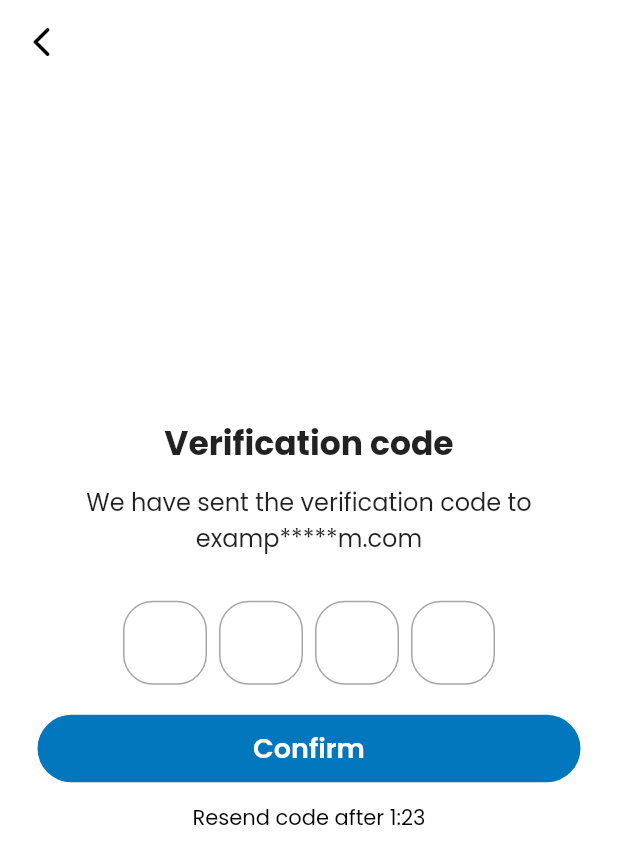
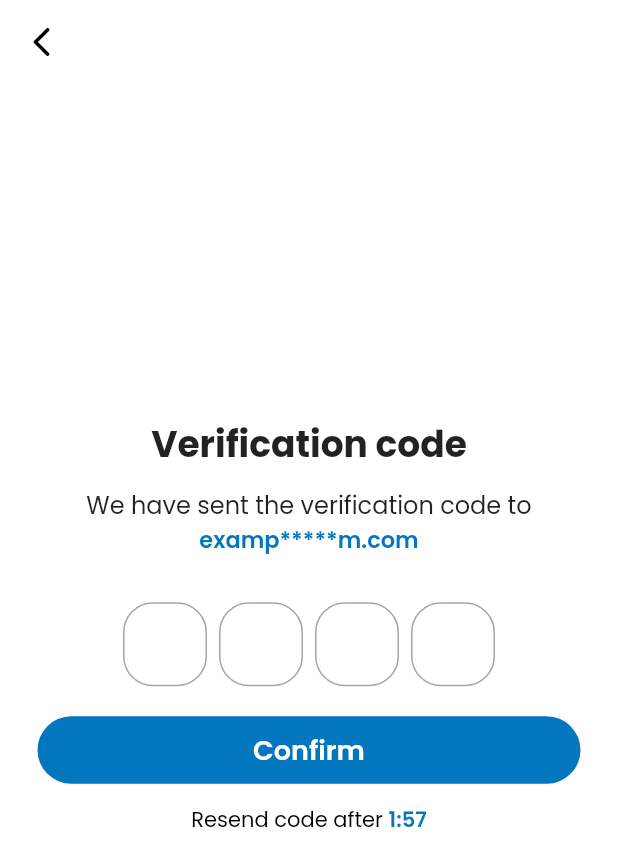
Before and after one commit to nabinoy/tripify_flutter, a Flutter app: the OtpForm screen opened by its route, after a tap on "Confirm", on a phone screen of 412 x 824 dp. Shown: the top 866 px of the screen. Run offline on Flutter 3.47's test engine with Material 2 defaults, Android fonts, the phone set to English and light mode, and no system bars; drawn by our look-alikes of pinput; our stand-ins replace animated_splash_screen, animated_text_kit, awesome_snackbar_content, cached_network_image, carousel_slider, connectivity_plus and 19 more; missing offline and left inert: random_avatar; accounts and stored records are empty; project files that could hold a hidden picture were left out.

Commit message:
otp form ui complete

```diff
--- a/lib/otp_form.dart
+++ b/lib/otp_form.dart
@@ -1,3 +1,5 @@
+import 'dart:async';
+
 import 'package:flutter/material.dart';
 import 'package:flutter/services.dart';
 import 'package:pinput/pinput.dart';
@@ -12,6 +14,46 @@ class OtpForm extends StatefulWidget {
 }
 
 class _OtpFormState extends State<OtpForm> {
+  int _seconds = 120;
+  late Timer _timer;
+
+  void startTimer() {
+    const oneSec = Duration(seconds: 1);
+    _timer = Timer.periodic(
+      oneSec,
+      (Timer timer) => setState(
+        () {
+          if (_seconds < 1) {
+            timer.cancel();
+          } else {
+            _seconds = _seconds - 1;
+          }
+        },
+      ),
+    );
+  }
+
+  @override
+  void initState() {
+    super.initState();
+    startTimer();
+  }
+
+  @override
+  void dispose() {
+    _timer.cancel();
+    super.dispose();
+  }
+
+  String formatDuration(int seconds) {
+    int minutes = (seconds / 60).truncate();
+    int remainingSeconds = seconds - (minutes * 60);
+    String formattedSeconds = remainingSeconds < 10
+        ? '0$remainingSeconds'
+        : remainingSeconds.toString();
+    return '$minutes:$formattedSeconds';
+  }
+
   @override
   Widget build(BuildContext context) {
     final defaultPinTheme = PinTheme(
@@ -70,7 +112,7 @@ class _OtpFormState extends State<OtpForm> {
               ),
               const Text(
                 "Verification code",
-                style: TextStyle(fontSize: 22, fontWeight: FontWeight.bold),
+                style: TextStyle(fontSize: 24, fontWeight: FontWeight.bold),
               ),
               const SizedBox(
                 height: 10,
@@ -82,11 +124,12 @@ class _OtpFormState extends State<OtpForm> {
                 ),
                 textAlign: TextAlign.center,
               ),
-              const Text(
+              Text(
                 "examp*****m.com",
                 style: TextStyle(
-                  fontSize: 16,
-                ),
+                    fontSize: 15,
+                    color: Colors.lightBlue[800],
+                    fontWeight: FontWeight.w600),
                 textAlign: TextAlign.center,
               ),
               const SizedBox(
@@ -134,9 +177,20 @@ class _OtpFormState extends State<OtpForm> {
                       (route) => false,
                     );
                   },
-                  child: const Text(
-                    "Resend code after 1:23",
-                    style: TextStyle(color: Colors.black),
+                  child: Row(
+                    mainAxisAlignment: MainAxisAlignment.center,
+                    children: [
+                      const Text(
+                        "Resend code after ",
+                        style: TextStyle(color: Colors.black),
+                      ),
+                      Text(
+                        formatDuration(_seconds),
+                        style: TextStyle(
+                            color: Colors.lightBlue[800],
+                            fontWeight: FontWeight.w600),
+                      ),
+                    ],
                   ))
             ],
           ),
```
